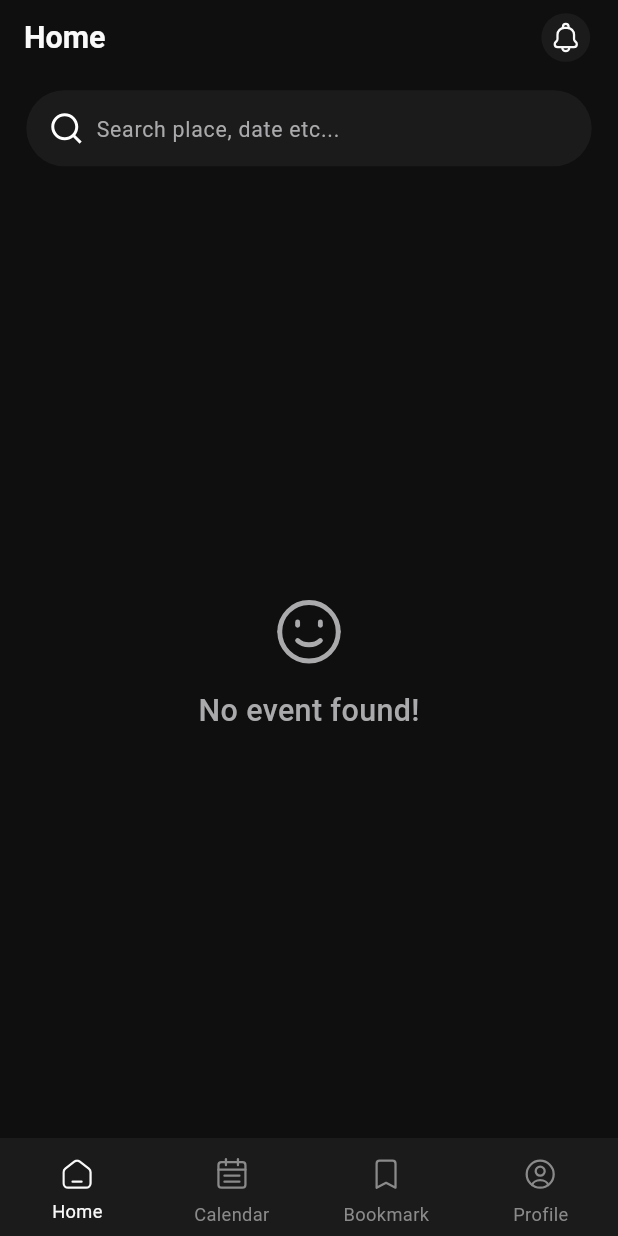
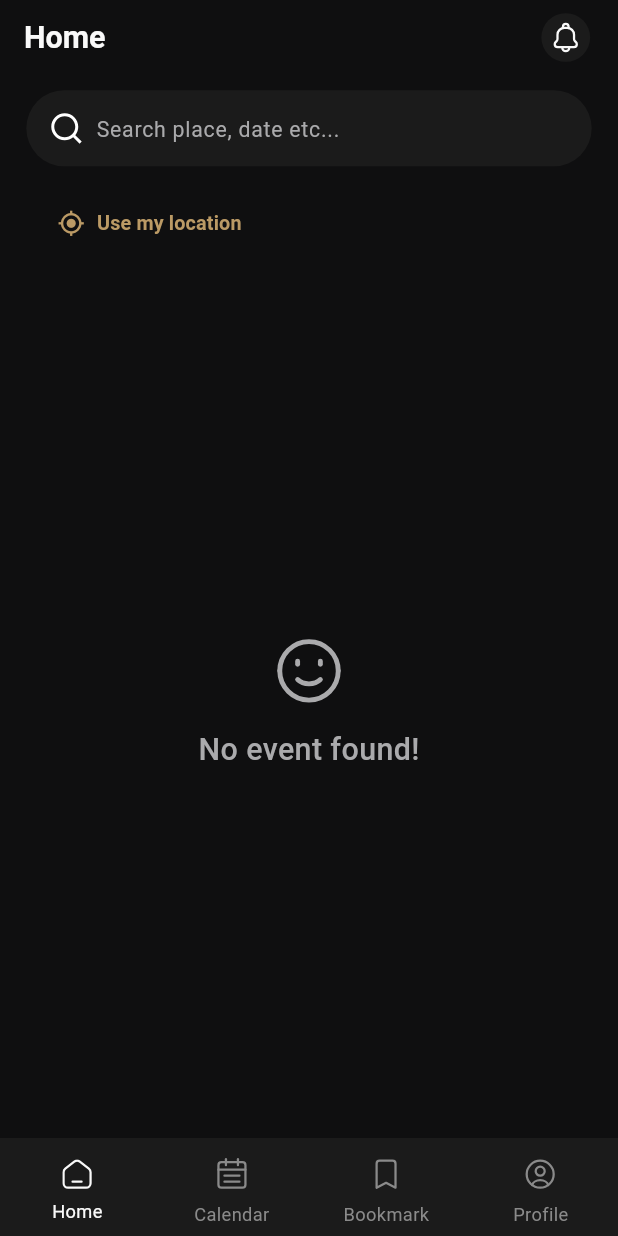
Before and after one commit to robbin-major/free2b, a Flutter app: the DashBoard screen opened by its route, on a phone screen of 412 x 824 dp. Run offline on Flutter 3.47's test engine with Material 3 defaults, Android fonts, the phone set to English and light mode, and no system bars; our stand-ins replace cached_network_image, cloud_firestore, dotted_line, dropdown_button2, firebase_analytics, firebase_auth and 16 more; missing offline and left inert: country_pickers, firebase_analytics_web, firebase_auth_web, firebase_core_web, google_sign_in_web, shared_preferences_web and 1 more; accounts and stored records are empty; project files that could hold a hidden picture were left out.

Commit message:
Add auth persistence location and calendar agenda fixes

```diff
--- a/lib/modules/dashboard/bookmark/controller/book_mark_controller.dart
+++ b/lib/modules/dashboard/bookmark/controller/book_mark_controller.dart
@@ -1,7 +1,7 @@
 import 'package:flutter_template/modules/dashboard/bookmark/service/book_mark_service.dart';
 import 'package:flutter_template/modules/dashboard/home/home_service.dart';
 import 'package:flutter_template/modules/dashboard/home/model/event_model.dart';
-import 'package:flutter_template/utils/common_service/app_pref_service.dart';
+import 'package:flutter_template/utils/auth_session_service.dart';
 import 'package:flutter_template/utils/constants.dart';
 import 'package:get/get.dart';
 
@@ -16,7 +16,8 @@ class BookMarkController extends GetxController {
       if (Constants.isBookmarkLoading.value) {
         isBookMarkLoading.value = true;
       }
-      final String userID = AppPrefService.getUserUid();
+      await AuthSessionService.syncCurrentUserToPrefs();
+      final String userID = AuthSessionService.userId;
       await HomeScreenService.getUserData();
       print("userID 00 ${userID}");
       if (userID.isNotEmpty) {
--- a/lib/modules/dashboard/bookmark/presentation/bookmark_screen.dart
+++ b/lib/modules/dashboard/bookmark/presentation/bookmark_screen.dart
@@ -4,6 +4,7 @@ import 'package:flutter_svg/flutter_svg.dart';
 import 'package:flutter_template/modules/dashboard/bookmark/controller/book_mark_controller.dart';
 import 'package:flutter_template/utils/app_colors.dart';
 import 'package:flutter_template/utils/app_string.dart';
+import 'package:flutter_template/utils/auth_session_service.dart';
 import 'package:flutter_template/utils/assets.dart';
 import 'package:flutter_template/utils/navigation_utils/navigation.dart';
 import 'package:flutter_template/utils/navigation_utils/routes.dart';
@@ -14,7 +15,6 @@ import 'package:flutter_template/widget/custom_loading_widget.dart';
 import 'package:flutter_template/widget/event_image.dart';
 import 'package:get/get.dart';
 
-import '../../../../utils/common_service/app_pref_service.dart';
 import '../../../get_started/presentation/get_started_screen.dart';
 
 class BookMarkScreen extends StatelessWidget {
@@ -24,7 +24,7 @@ class BookMarkScreen extends StatelessWidget {
 
   @override
   Widget build(BuildContext context) {
-    return AppPrefService.getUserUid().isNotEmpty
+    return AuthSessionService.isSignedIn
         ? Scaffold(
             backgroundColor: AppColors.backgroundColor,
             appBar: CustomAppBar(
--- a/lib/modules/dashboard/dash_board/presentation/dash_board.dart
+++ b/lib/modules/dashboard/dash_board/presentation/dash_board.dart
@@ -11,6 +11,8 @@ import 'package:flutter_template/modules/dashboard/profile/controller/profile_co
 import 'package:flutter_template/utils/app_colors.dart';
 import 'package:flutter_template/utils/app_string.dart';
 import 'package:flutter_template/utils/assets.dart';
+import 'package:flutter_template/utils/navigation_utils/navigation.dart';
+import 'package:flutter_template/utils/navigation_utils/routes.dart';
 import 'package:get/get.dart';
 
 import '../../../../utils/enum/common_enums.dart';
@@ -41,6 +43,13 @@ class DashBoard extends StatelessWidget {
             unselectedLabelStyle: TextStyle(fontSize: 12.sp),
             showSelectedLabels: true,
             onTap: (value) async {
+              if (!_dashBoardController.canOpenIndex(value)) {
+                await Navigation.pushNamed(
+                  Routes.getStarted,
+                  arg: {'returnTab': value},
+                );
+                return;
+              }
               _dashBoardController.onPageChanged(value);
               if (value == 1) {
                 print(value);
@@ -91,7 +100,12 @@ class DashBoard extends StatelessWidget {
           onWillPop: () {
             return _dashBoardController.onWillPop();
           },
-          child: Obx(() => IndexedStack(children: [_dashBoardController.screen[_dashBoardController.currentIndex.value]]))),
+          child: Obx(
+            () => IndexedStack(
+              index: _dashBoardController.currentIndex.value,
+              children: _dashBoardController.screen,
+            ),
+          )),
     );
   }
 }
--- a/lib/modules/dashboard/home/home_service.dart
+++ b/lib/modules/dashboard/home/home_service.dart
@@ -5,6 +5,7 @@ import 'package:collection/collection.dart';
 import 'package:flutter_template/modules/authentication/model/user_model.dart';
 import 'package:flutter_template/modules/dashboard/home/model/event_model.dart';
 import 'package:flutter_template/utils/app_preferences.dart';
+import 'package:flutter_template/utils/auth_session_service.dart';
 import 'package:flutter_template/utils/common_service/app_pref_service.dart';
 import 'package:flutter_template/utils/enum/common_enums.dart';
 import 'package:flutter_template/utils/utils.dart';
@@ -15,7 +16,7 @@ import 'model/category_model.dart';
 class HomeScreenService {
   static Future<List<EventModel>> getEventData() async {
     try {
-      final String userID = AppPrefService.getUserUid();
+      final String userID = AuthSessionService.userId;
       final List<EventModel> eventList = <EventModel>[];
       CollectionReference collectionRef = FirebaseFirestore.instance.collection('event');
       QuerySnapshot querySnapshot =
@@ -50,7 +51,7 @@ class HomeScreenService {
 
   static Future<List<EventModel>> getMyEventData({required EventStatus eventStatus}) async {
     try {
-      final String userID = AppPrefService.getUserUid();
+      final String userID = AuthSessionService.userId;
       final List<EventModel> eventList = <EventModel>[];
       CollectionReference collectionRef = FirebaseFirestore.instance.collection('event');
       QuerySnapshot querySnapshot = await collectionRef.where("status", isEqualTo: eventStatus.eventType).where("uid", isEqualTo: userID).get();
@@ -87,11 +88,15 @@ class HomeScreenService {
 
   static Future<UserModel?> getUserData() async {
     try {
-      final String userID = AppPrefService.getUserUid();
+      final String userID = AuthSessionService.userId;
       if (userID.isNotEmpty) {
         CollectionReference collectionRef = FirebaseFirestore.instance.collection('users');
         final userData = await collectionRef.doc(userID).get();
-        final UserModel userModel = UserModel.fromJson(userData.data() as Map<String, dynamic>);
+        final Object? data = userData.data();
+        if (data is! Map<String, dynamic>) {
+          return AppPreference.getUser();
+        }
+        final UserModel userModel = UserModel.fromJson(data);
         AppPrefService.setEmail(userEmail: (userModel.email ?? ''));
         AppPrefService.setName(userName: "${(userModel.firstName ?? '')} ${(userModel.lastName ?? '')}");
         AppPrefService.setProfilePhoto(userProfilePhoto: (userModel.profilePhoto ?? ''));
@@ -107,7 +112,7 @@ class HomeScreenService {
 
   static Future<void> eventBookmark({required List<String> bookmarkList}) async {
     try {
-      final String userID = AppPrefService.getUserUid();
+      final String userID = AuthSessionService.userId;
       CollectionReference collectionRef = FirebaseFirestore.instance.collection('users');
       await collectionRef.doc(userID).update({"bookmark": bookmarkList});
     } catch (error) {
--- a/lib/modules/dashboard/home/presentation/home_screen.dart
+++ b/lib/modules/dashboard/home/presentation/home_screen.dart
@@ -90,6 +90,46 @@ class HomeScreen extends StatelessWidget {
               ).paddingOnly(bottom: 14.h, top: 10.h);
             },
           ),
+          Obx(() {
+            return Align(
+              alignment: Alignment.centerLeft,
+              child: TextButton.icon(
+                onPressed: _homeController.isLocationLoading.value
+                    ? null
+                    : () async {
+                        if (_homeController.locationLabel.value.isEmpty) {
+                          await _homeController.useCurrentLocation();
+                        } else {
+                          _homeController.clearLocationFilter();
+                        }
+                      },
+                icon: _homeController.isLocationLoading.value
+                    ? SizedBox(
+                        width: 16.w,
+                        height: 16.w,
+                        child: CircularProgressIndicator(
+                          strokeWidth: 2,
+                          color: AppColors.yellowButtonColor,
+                        ),
+                      )
+                    : Icon(
+                        _homeController.locationLabel.value.isEmpty
+                            ? Icons.my_location
+                            : Icons.close,
+                        size: 18.sp,
+                        color: AppColors.yellowButtonColor,
+                      ),
+                label: CommonText(
+                  text: _homeController.locationLabel.value.isEmpty
+                      ? 'Use my location'
+                      : 'Near ${_homeController.locationLabel.value}',
+                  fontSize: 13.sp,
+                  fontWeight: FontWeight.w600,
+                  color: AppColors.yellowButtonColor,
+                ),
+              ),
+            ).paddingOnly(left: 8.w, right: 16.w, bottom: 4.h);
+          }),
           Obx(() {
             final showCategoryGrid = _homeController.isSearch.value &&
                 _homeController.textEditingController.text.isNotEmpty &&
@@ -184,7 +224,7 @@ class HomeScreen extends StatelessWidget {
               () => _homeController.isEventLoading.value
                   ? const CustomLoadingWidget()
                   : (!_homeController.isSearch.value
-                          ? (_homeController.eventData.isEmpty)
+                          ? (_homeController.filterEventData.isEmpty)
                           : (_homeController.searchEventData.isEmpty))
                       ? Column(
                           mainAxisAlignment: MainAxisAlignment.center,
@@ -208,11 +248,11 @@ class HomeScreen extends StatelessWidget {
                           child: ListView.builder(
                             itemCount: _homeController.isSearch.value
                                 ? _homeController.searchEventData.length
-                                : _homeController.eventData.length,
+                                : _homeController.filterEventData.length,
                             itemBuilder: (context, index) {
                               var data = _homeController.isSearch.value
                                   ? _homeController.searchEventData[index]
-                                  : _homeController.eventData[index];
+                                  : _homeController.filterEventData[index];
                               timeDilation = 1.0;
                               return GestureDetector(
                                 onTap: () async {
--- a/lib/modules/dashboard/profile/controller/profile_controller.dart
+++ b/lib/modules/dashboard/profile/controller/profile_controller.dart
@@ -15,6 +15,7 @@ import 'package:flutter_template/utils/assets.dart';
 import 'package:flutter_template/utils/common_service/app_pref_service.dart';
 import 'package:flutter_template/utils/enum/common_enums.dart';
 import 'package:get/get.dart';
+import 'package:google_sign_in/google_sign_in.dart';
 
 import '../../../../utils/remove_data/remove_data_service.dart';
 
@@ -82,6 +83,7 @@ class ProfileController extends GetxController {
   Future<bool> signOutFromGoogle() async {
     isLogOutLoading.value = true;
     try {
+      await GoogleSignIn().signOut();
       await FirebaseAuth.instance.signOut();
       return true;
     } on Exception catch (_) {
--- a/lib/modules/dashboard/profile/presentation/profile_screen.dart
+++ b/lib/modules/dashboard/profile/presentation/profile_screen.dart
@@ -7,6 +7,7 @@ import 'package:flutter_template/modules/dashboard/profile/controller/profile_co
 import 'package:flutter_template/modules/get_started/presentation/get_started_screen.dart';
 import 'package:flutter_template/utils/app_colors.dart';
 import 'package:flutter_template/utils/app_string.dart';
+import 'package:flutter_template/utils/auth_session_service.dart';
 import 'package:flutter_template/utils/assets.dart';
 import 'package:flutter_template/utils/common_service/app_pref_service.dart';
 import 'package:flutter_template/utils/enum/common_enums.dart';
@@ -45,7 +46,7 @@ class _ProfileScreenState extends State<ProfileScreen>
 
   @override
   Widget build(BuildContext context) {
-    return AppPrefService.getUserUid().isNotEmpty
+    return AuthSessionService.isSignedIn
         ? Scaffold(
             floatingActionButton: Obx(
               () {
--- a/pubspec.yaml
+++ b/pubspec.yaml
@@ -74,6 +74,7 @@ dependencies:
   fluttertoast: ^8.2.6
   url_launcher:
   geocoding: ^4.0.0
+  geolocator: ^9.0.2
   share_plus: ^11.0.0
 
 #  country_state_city_pro:
```
Also changed, not shown: lib/modules/authentication/controller/sign_in_controller.dart (+47 -44 lines), lib/modules/dashboard/calender/presentation/calender_screen.dart (+84 -62 lines), lib/modules/dashboard/dash_board/controller/dash_controller.dart (+12 -4 lines), lib/modules/dashboard/home/controller/home_controller.dart (+43 -0 lines), lib/splash_screen.dart (+23 -32 lines), lib/utils/app_preferences.dart (+12 -4 lines), lib/utils/auth_session_service.dart (added, +54 -0 lines), lib/utils/location_service.dart (added, +50 -0 lines), 2 other files.
